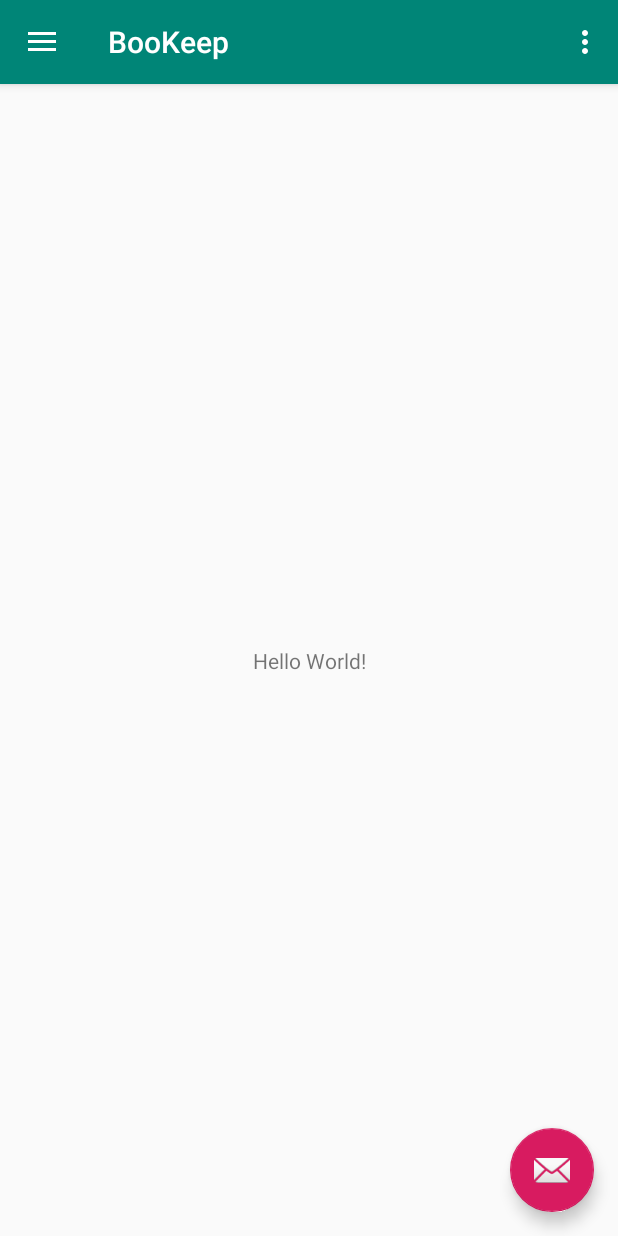
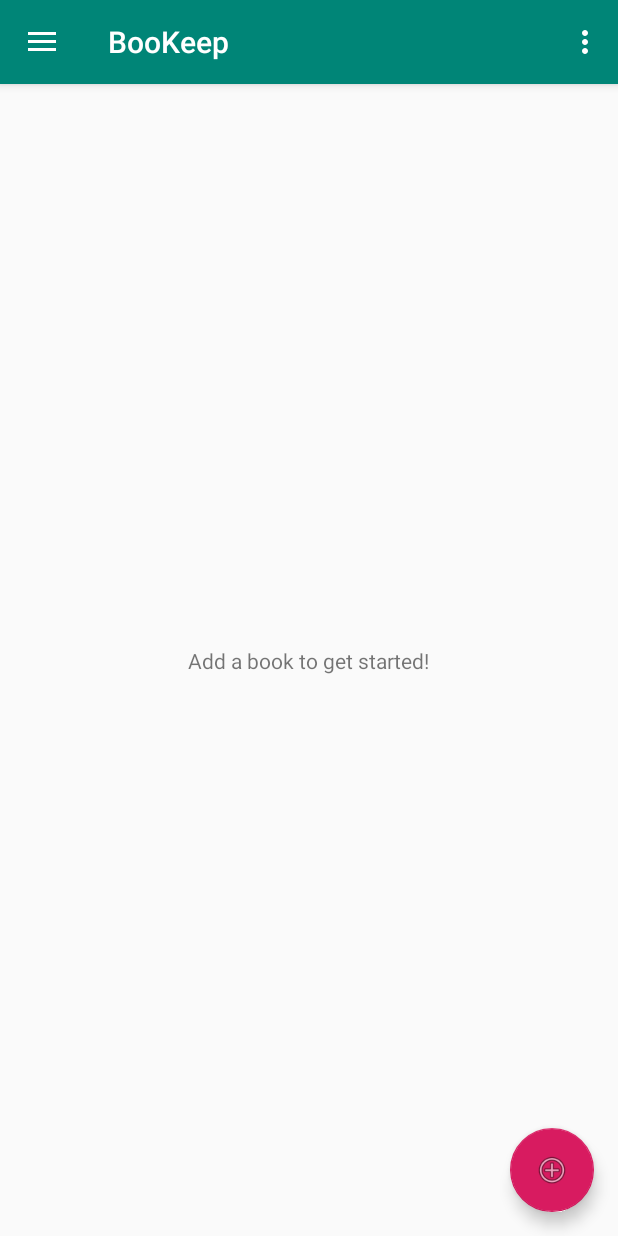
Before and after one commit to cmput301w19t23/BooKeepui, an Android app: the screen it shows after launch (MainActivity), on a phone screen of 412 x 824 dp. Run offline under Robolectric (Android 15) with nearby library versions, the phone set to English and light mode, and no system bars.

Commit message:
tried to add shelf activity

```diff
--- a/app/src/main/java/com/hbagan/bookeepui/MainActivity.java
+++ b/app/src/main/java/com/hbagan/bookeepui/MainActivity.java
@@ -82,8 +82,9 @@ public class MainActivity extends AppCompatActivity
 
         if (id == R.id.nav_shelf) {
             // Handle the camera action
+            // Change to the Shelf activity here
         } else if (id == R.id.nav_stand) {
-
+            // Change to the Stand activity here
         } else if (id == R.id.nav_about) {
 
         }
--- a/app/src/main/res/layout/app_bar_main.xml
+++ b/app/src/main/res/layout/app_bar_main.xml
@@ -28,6 +28,6 @@
         android:layout_height="wrap_content"
         android:layout_gravity="bottom|end"
         android:layout_margin="@dimen/fab_margin"
-        app:srcCompat="@android:drawable/ic_dialog_email" />
+        app:srcCompat="@android:drawable/ic_menu_add" />
 
 </android.support.design.widget.CoordinatorLayout>
--- a/app/src/main/res/layout/content_main.xml
+++ b/app/src/main/res/layout/content_main.xml
@@ -11,7 +11,7 @@
     <TextView
         android:layout_width="wrap_content"
         android:layout_height="wrap_content"
-        android:text="Hello World!"
+        android:text="Add a book to get started!"
         app:layout_constraintBottom_toBottomOf="parent"
         app:layout_constraintLeft_toLeftOf="parent"
         app:layout_constraintRight_toRightOf="parent"
--- /dev/null
+++ b/app/src/main/res/layout/shelf_activity.xml
@@ -0,0 +1,6 @@
+<?xml version="1.0" encoding="utf-8"?>
+<android.support.constraint.ConstraintLayout
+    xmlns:android="http://schemas.android.com/apk/res/android" android:layout_width="match_parent"
+    android:layout_height="match_parent">
+
+</android.support.constraint.ConstraintLayout>
```
